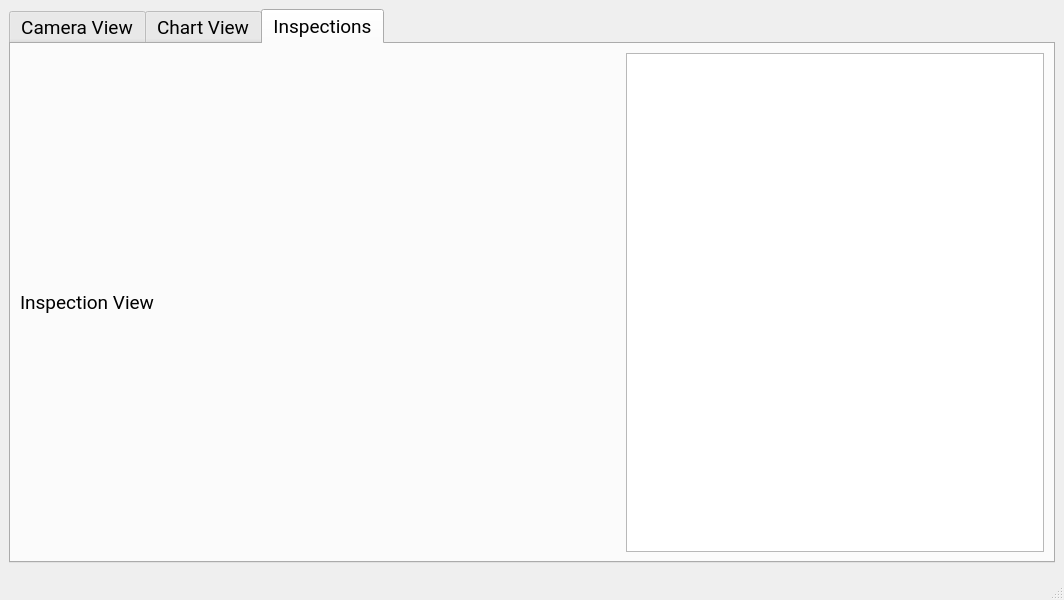
Qt form UI/mainwindow.ui (abikemechanic/SC_VisionInspection) before a commit.
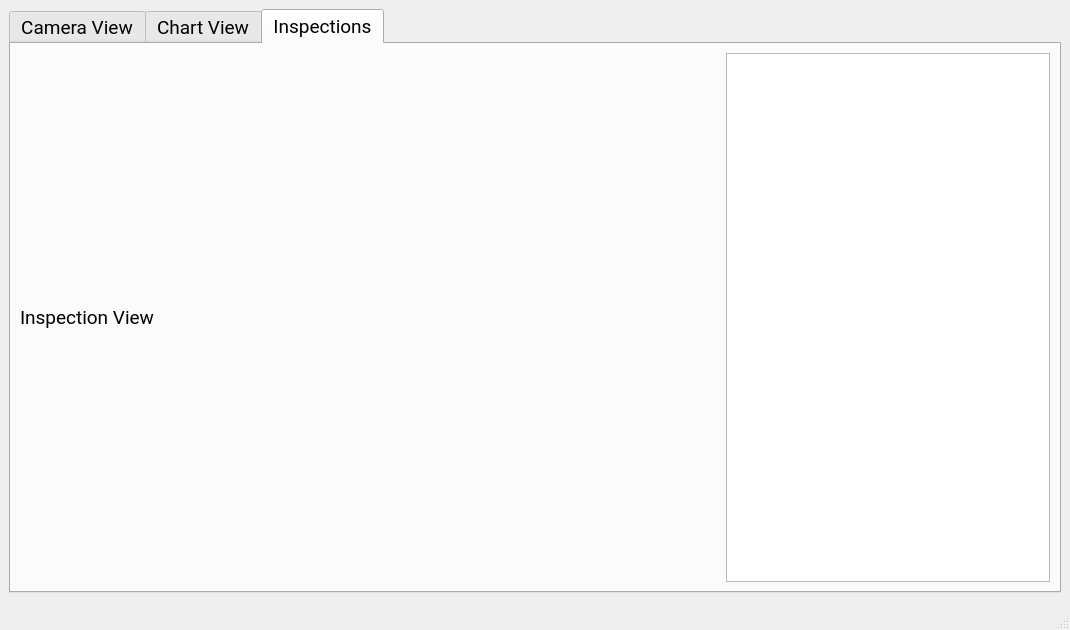
The same form after that commit. The open tabs and pages were chosen to show the change.

Diff of the .ui file:
```diff
--- a/UI/mainwindow.ui
+++ b/UI/mainwindow.ui
@@ -6,12 +6,12 @@
    <rect>
     <x>0</x>
     <y>0</y>
-    <width>1054</width>
-    <height>600</height>
+    <width>1070</width>
+    <height>630</height>
    </rect>
   </property>
   <property name="sizePolicy">
-   <sizepolicy hsizetype="Fixed" vsizetype="Fixed">
+   <sizepolicy hsizetype="Expanding" vsizetype="Expanding">
     <horstretch>0</horstretch>
     <verstretch>0</verstretch>
    </sizepolicy>
@@ -285,14 +285,14 @@
             </property>
             <property name="minimumSize">
              <size>
-              <width>600</width>
+              <width>700</width>
               <height>400</height>
              </size>
             </property>
             <property name="maximumSize">
              <size>
-              <width>600</width>
-              <height>400</height>
+              <width>700</width>
+              <height>1800</height>
              </size>
             </property>
             <property name="contextMenuPolicy">
```
Left out of the diff: 4 changed lines with no effect on the pictures.
